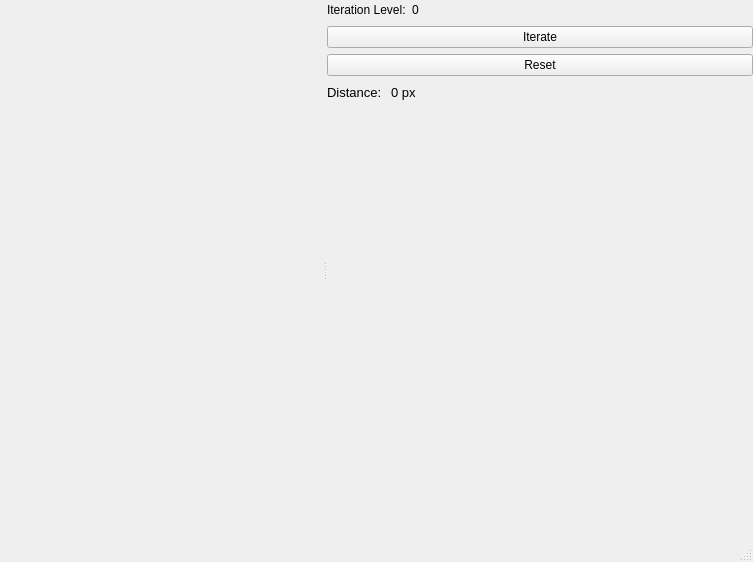
Old version of the form DynamicSystems/mainwindow.ui in the repository dauzva/chaos-theory.
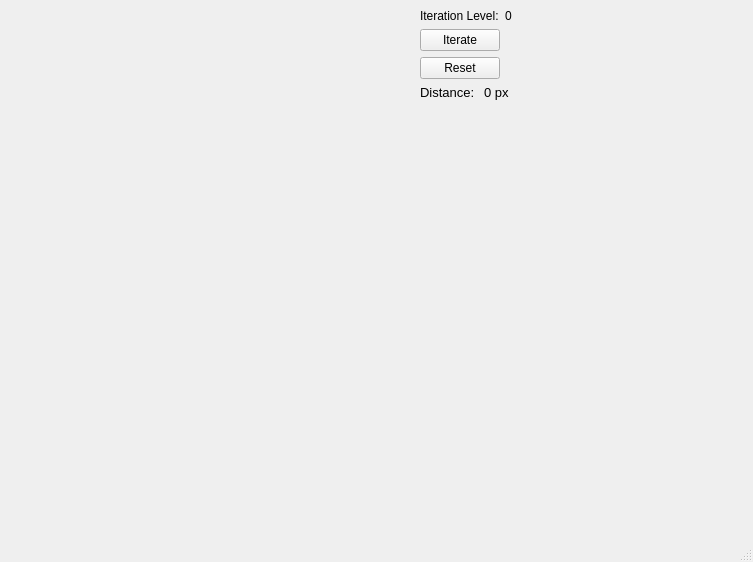
New version of the form.

```diff
--- a/DynamicSystems/mainwindow.ui
+++ b/DynamicSystems/mainwindow.ui
@@ -14,82 +14,46 @@
    <string>Koch Fractal</string>
   </property>
   <widget class="QWidget" name="centralwidget">
-   <layout class="QGridLayout" name="gridLayout_6">
-    <property name="leftMargin">
-     <number>0</number>
-    </property>
-    <property name="topMargin">
-     <number>0</number>
-    </property>
-    <property name="rightMargin">
-     <number>0</number>
-    </property>
-    <property name="bottomMargin">
-     <number>0</number>
-    </property>
-    <property name="spacing">
-     <number>0</number>
-    </property>
+   <layout class="QGridLayout" name="gridLayout_2">
     <item row="0" column="0">
-     <widget class="QSplitter" name="splitter">
-      <property name="orientation">
-       <enum>Qt::Horizontal</enum>
-      </property>
-      <widget class="QWidget" name="canvas" native="true">
-       <property name="autoFillBackground">
-        <bool>false</bool>
-       </property>
-      </widget>
-      <widget class="QWidget" name="gridLayoutWidget">
-       <layout class="QVBoxLayout" name="verticalLayout">
-        <item>
-         <layout class="QHBoxLayout" name="horizontalLayout_2">
-          <item>
+     <layout class="QGridLayout" name="gridLayout">
+      <item row="0" column="3">
+       <layout class="QFormLayout" name="formLayout_3">
+        <item row="0" column="0">
+         <layout class="QFormLayout" name="formLayout">
+          <item row="0" column="0">
            <widget class="QLabel" name="label_2">
             <property name="text">
              <string>Iteration Level:</string>
             </property>
            </widget>
           </item>
-          <item>
+          <item row="0" column="1">
            <widget class="QLabel" name="iterationLabel">
             <property name="text">
              <string>0</string>
             </property>
            </widget>
           </item>
-          <item>
-           <spacer name="horizontalSpacer">
-            <property name="orientation">
-             <enum>Qt::Horizontal</enum>
-            </property>
-            <property name="sizeHint" stdset="0">
-             <size>
-              <width>40</width>
-              <height>20</height>
-             </size>
-            </property>
-           </spacer>
-          </item>
          </layout>
         </item>
-        <item>
+        <item row="1" column="0">
          <widget class="QPushButton" name="iterateBtn">
           <property name="text">
            <string>Iterate</string>
           </property>
          </widget>
         </item>
-        <item>
+        <item row="2" column="0">
          <widget class="QPushButton" name="resetBtn">
           <property name="text">
            <string>Reset</string>
           </property>
          </widget>
         </item>
-        <item>
-         <layout class="QHBoxLayout" name="horizontalLayout">
-          <item>
+        <item row="3" column="0">
+         <layout class="QFormLayout" name="formLayout_2">
+          <item row="0" column="0">
            <widget class="QLabel" name="label">
             <property name="font">
              <font>
@@ -101,7 +65,7 @@
             </property>
            </widget>
           </item>
-          <item>
+          <item row="0" column="1">
            <widget class="QLabel" name="distanceLabel">
             <property name="sizePolicy">
              <sizepolicy hsizetype="Minimum" vsizetype="Preferred">
@@ -119,37 +83,162 @@
             </property>
            </widget>
           </item>
-          <item>
-           <spacer name="horizontalSpacer_2">
-            <property name="orientation">
-             <enum>Qt::Horizontal</enum>
-            </property>
-            <property name="sizeHint" stdset="0">
-             <size>
-              <width>40</width>
-              <height>20</height>
-             </size>
-            </property>
-           </spacer>
-          </item>
          </layout>
         </item>
-        <item>
-         <spacer name="verticalSpacer">
-          <property name="orientation">
-           <enum>Qt::Vertical</enum>
-          </property>
-          <property name="sizeHint" stdset="0">
-           <size>
-            <width>20</width>
-            <height>40</height>
-           </size>
-          </property>
-         </spacer>
-        </item>
        </layout>
-      </widget>
-     </widget>
+      </item>
+      <item row="1" column="3">
+       <spacer name="verticalSpacer_2">
+        <property name="orientation">
+         <enum>Qt::Vertical</enum>
+        </property>
+        <property name="sizeType">
+         <enum>QSizePolicy::Minimum</enum>
+        </property>
+        <property name="sizeHint" stdset="0">
+         <size>
+          <width>20</width>
+          <height>40</height>
+         </size>
+        </property>
+       </spacer>
+      </item>
+      <item row="0" column="2">
+       <spacer name="horizontalSpacer">
+        <property name="orientation">
+         <enum>Qt::Horizontal</enum>
+        </property>
+        <property name="sizeType">
+         <enum>QSizePolicy::Minimum</enum>
+        </property>
+        <property name="sizeHint" stdset="0">
+         <size>
+          <width>50</width>
+          <height>20</height>
+         </size>
+        </property>
+       </spacer>
+      </item>
+      <item row="2" column="1">
+       <widget class="QWidget" name="canvas2" native="true">
+        <property name="sizePolicy">
+         <sizepolicy hsizetype="Expanding" vsizetype="Expanding">
+          <horstretch>0</horstretch>
+          <verstretch>0</verstretch>
+         </sizepolicy>
+        </property>
+        <property name="autoFillBackground">
+         <bool>false</bool>
+        </property>
+       </widget>
+      </item>
+      <item row="0" column="1">
+       <widget class="QWidget" name="canvas" native="true">
+        <property name="sizePolicy">
+         <sizepolicy hsizetype="Expanding" vsizetype="Expanding">
+          <horstretch>0</horstretch>
+          <verstretch>0</verstretch>
+         </sizepolicy>
+        </property>
+        <property name="autoFillBackground">
+         <bool>false</bool>
+        </property>
+       </widget>
+      </item>
+      <item row="2" column="3">
+       <widget class="QWidget" name="canvas3" native="true">
+        <property name="sizePolicy">
+         <sizepolicy hsizetype="Expanding" vsizetype="Expanding">
+          <horstretch>0</horstretch>
+          <verstretch>0</verstretch>
+         </sizepolicy>
+        </property>
+        <property name="autoFillBackground">
+         <bool>false</bool>
+        </property>
+       </widget>
+      </item>
+      <item row="1" column="1">
+       <spacer name="verticalSpacer">
+        <property name="orientation">
+         <enum>Qt::Vertical</enum>
+        </property>
+        <property name="sizeType">
+         <enum>QSizePolicy::Minimum</enum>
+        </property>
+        <property name="sizeHint" stdset="0">
+         <size>
+          <width>20</width>
+          <height>40</height>
+         </size>
+        </property>
+       </spacer>
+      </item>
+      <item row="2" column="2">
+       <spacer name="horizontalSpacer_2">
+        <property name="orientation">
+         <enum>Qt::Horizontal</enum>
+        </property>
+        <property name="sizeType">
+         <enum>QSizePolicy::Minimum</enum>
+        </property>
+        <property name="sizeHint" stdset="0">
+         <size>
+          <width>50</width>
+          <height>20</height>
+         </size>
+        </property>
+       </spacer>
+      </item>
+      <item row="0" column="0">
+       <spacer name="horizontalSpacer_3">
+        <property name="orientation">
+         <enum>Qt::Horizontal</enum>
+        </property>
+        <property name="sizeType">
+         <enum>QSizePolicy::Minimum</enum>
+        </property>
+        <property name="sizeHint" stdset="0">
+         <size>
+          <width>50</width>
+          <height>20</height>
+         </size>
+        </property>
+       </spacer>
+      </item>
+      <item row="2" column="0">
+       <spacer name="horizontalSpacer_4">
+        <property name="orientation">
+         <enum>Qt::Horizontal</enum>
+        </property>
+        <property name="sizeType">
+         <enum>QSizePolicy::Minimum</enum>
+        </property>
+        <property name="sizeHint" stdset="0">
+         <size>
+          <width>50</width>
+          <height>20</height>
+         </size>
+        </property>
+       </spacer>
+      </item>
+     </layout>
+    </item>
+    <item row="0" column="1">
+     <spacer name="horizontalSpacer_5">
+      <property name="orientation">
+       <enum>Qt::Horizontal</enum>
+      </property>
+      <property name="sizeType">
+       <enum>QSizePolicy::Minimum</enum>
+      </property>
+      <property name="sizeHint" stdset="0">
+       <size>
+        <width>20</width>
+        <height>20</height>
+       </size>
+      </property>
+     </spacer>
     </item>
    </layout>
   </widget>
```
